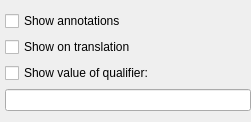
Above: src/corelibs/U2View/src/ov_sequence/annot_highlight/ui/AnnotHighlightSettings.ui from violethaze74/ugene before the change. Below: the same form after it.
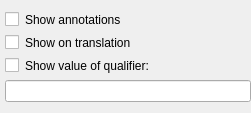
That is the form after the change.

Commit message: UGENE-1678: added label click transmitter

```diff
--- a/src/corelibs/U2View/src/ov_sequence/annot_highlight/ui/AnnotHighlightSettings.ui
+++ b/src/corelibs/U2View/src/ov_sequence/annot_highlight/ui/AnnotHighlightSettings.ui
@@ -7,7 +7,7 @@
     <x>0</x>
     <y>0</y>
     <width>251</width>
-    <height>135</height>
+    <height>113</height>
    </rect>
   </property>
   <property name="windowTitle">
@@ -23,29 +23,98 @@
    <property name="rightMargin">
     <number>0</number>
    </property>
-   <item row="1" column="0">
-    <widget class="QCheckBox" name="checkShowOnTranslation">
-     <property name="text">
-      <string>Show on translation</string>
-     </property>
-    </widget>
-   </item>
    <item row="3" column="0">
+    <layout class="QHBoxLayout" name="horizontalLayout_2">
+     <property name="spacing">
+      <number>6</number>
+     </property>
+     <item>
+      <widget class="QCheckBox" name="checkShowOnTranslation">
+       <property name="sizePolicy">
+        <sizepolicy hsizetype="Maximum" vsizetype="Fixed">
+         <horstretch>0</horstretch>
+         <verstretch>0</verstretch>
+        </sizepolicy>
+       </property>
+       <property name="text">
+        <string/>
+       </property>
+      </widget>
+     </item>
+     <item>
+      <widget class="QLabel" name="checkShowOnTranslationLabel">
+       <property name="text">
+        <string>Show on translation</string>
+       </property>
+       <property name="wordWrap">
+        <bool>true</bool>
+       </property>
+      </widget>
+     </item>
+    </layout>
+   </item>
+   <item row="4" column="0">
+    <layout class="QHBoxLayout" name="horizontalLayout">
+     <property name="spacing">
+      <number>6</number>
+     </property>
+     <item>
+      <widget class="QCheckBox" name="checkVisualQualifier">
+       <property name="sizePolicy">
+        <sizepolicy hsizetype="Maximum" vsizetype="Fixed">
+         <horstretch>0</horstretch>
+         <verstretch>0</verstretch>
+        </sizepolicy>
+       </property>
+       <property name="text">
+        <string/>
+       </property>
+      </widget>
+     </item>
+     <item>
+      <widget class="QLabel" name="checkVisualQualifierLabel">
+       <property name="text">
+        <string>Show value of qualifier:</string>
+       </property>
+       <property name="wordWrap">
+        <bool>true</bool>
+       </property>
+      </widget>
+     </item>
+    </layout>
+   </item>
+   <item row="6" column="0">
     <widget class="QLineEdit" name="editQualifiers"/>
    </item>
-   <item row="0" column="0">
-    <widget class="QCheckBox" name="checkShowHideAnnots">
-     <property name="text">
-      <string>Show annotations</string>
-     </property>
-    </widget>
-   </item>
    <item row="2" column="0">
-    <widget class="QCheckBox" name="checkVisualQualifier">
-     <property name="text">
-      <string>Show value of qualifier:</string>
+    <layout class="QHBoxLayout" name="horizontalLayout_3">
+     <property name="spacing">
+      <number>6</number>
      </property>
-    </widget>
+     <item>
+      <widget class="QCheckBox" name="checkShowHideAnnots">
+       <property name="sizePolicy">
+        <sizepolicy hsizetype="Maximum" vsizetype="Fixed">
+         <horstretch>0</horstretch>
+         <verstretch>0</verstretch>
+        </sizepolicy>
+       </property>
+       <property name="text">
+        <string/>
+       </property>
+      </widget>
+     </item>
+     <item>
+      <widget class="QLabel" name="checkShowHideAnnotsLabel">
+       <property name="text">
+        <string>Show annotations</string>
+       </property>
+       <property name="wordWrap">
+        <bool>true</bool>
+       </property>
+      </widget>
+     </item>
+    </layout>
    </item>
   </layout>
  </widget>
```
The commit also changes 5 other files.
